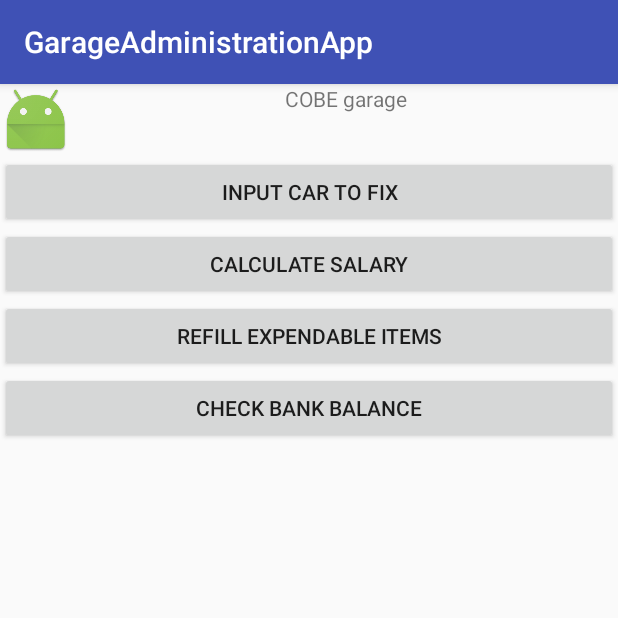
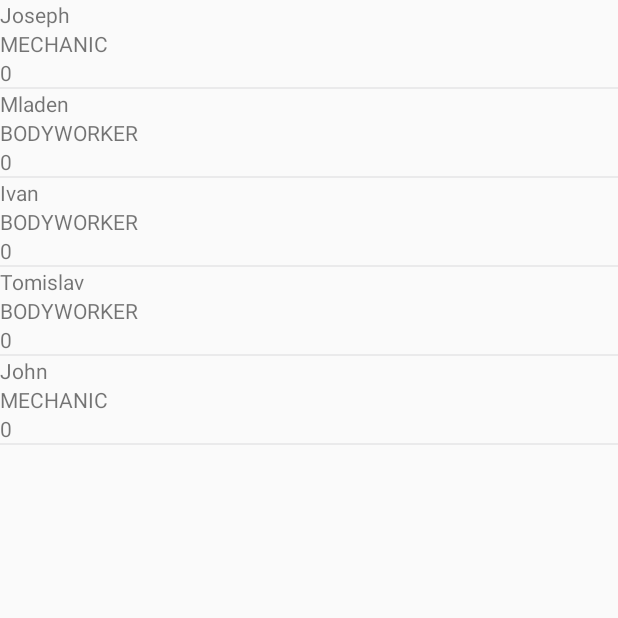
Before and after one commit to iveselin/GarageAdministrationApp, an Android app: the screen it shows after launch (MainActivity before the commit, StaffListActivity after it), after a tap on "CALCULATE SALARY", on a phone screen of 412 x 824 dp, the top half of it. Run offline under Robolectric (Android 15) with nearby library versions, the phone set to English and light mode, and no system bars.

Commit message:
implemented recyclerview on list of persons

```diff
--- a/app/build.gradle
+++ b/app/build.gradle
@@ -27,4 +27,5 @@ dependencies {
     compile 'com.android.support:appcompat-v7:26.+'
     compile 'com.android.support.constraint:constraint-layout:1.0.2'
     testCompile 'junit:junit:4.12'
+    compile 'com.android.support:recyclerview-v7:26.1.0'
 }
--- a/app/src/main/AndroidManifest.xml
+++ b/app/src/main/AndroidManifest.xml
@@ -12,7 +12,6 @@
         <activity
             android:name=".MainActivity"
             android:screenOrientation="portrait">
-
             <intent-filter>
                 <action android:name="android.intent.action.MAIN" />
 
@@ -21,6 +20,9 @@
         </activity>
         <activity
             android:name=".CarInputActivity"
+            android:screenOrientation="portrait" />
+        <activity
+            android:name=".StaffListActivity"
             android:screenOrientation="portrait"></activity>
     </application>
 
--- a/app/src/main/java/com/example/cobeosijek/garageadministrationapp/Garage.java
+++ b/app/src/main/java/com/example/cobeosijek/garageadministrationapp/Garage.java
@@ -8,6 +8,7 @@ import com.example.cobeosijek.garageadministrationapp.staff.Technician;
 import com.example.cobeosijek.garageadministrationapp.utilities.GarageCreationUtil;
 import com.example.cobeosijek.garageadministrationapp.working_on.Car;
 
+import java.io.Serializable;
 import java.util.ArrayList;
 import java.util.List;
 
@@ -16,7 +17,7 @@ import java.util.List;
  */
 // TODO: 11/10/2017 change all console outputs to appropriate outputs
 
-public class Garage {
+public class Garage implements Serializable {
 
     private List<Apprentice> apprentices = new ArrayList<>();
     private List<Technician> technicians = new ArrayList<>();
--- a/app/src/main/java/com/example/cobeosijek/garageadministrationapp/MainActivity.java
+++ b/app/src/main/java/com/example/cobeosijek/garageadministrationapp/MainActivity.java
@@ -17,6 +17,7 @@ public class MainActivity extends AppCompatActivity implements View.OnClickListe
     public static final String KEY_OWNER_NAME = "owner_name";
     public static final String KEY_OWNER_EMAIL = "owner_email";
     public static final String KEY_WORK_NEEDED = "work_needed";
+    public static final String KEY_GARAGE_SENT = "garage";
 
     Button inputCarButton, salaryCalculatorButton, refillExpendablesButton, checkBalanceButton;
     ImageView garageLogoImageView;
@@ -58,15 +59,22 @@ public class MainActivity extends AppCompatActivity implements View.OnClickListe
     public void onClick(View view) {
         switch (view.getId()) {
             case R.id.inputCarBTN:
+
                 Intent startCarInput = new Intent(getApplicationContext(), CarInputActivity.class);
                 this.startActivityForResult(startCarInput, KEY_CAR_REQUEST);
                 break;
+
             case R.id.salaryCalculatorBTN:
                 // TODO: 11/10/2017 calculate salary and show results in recycler view
+                Intent startStaffList = new Intent(getApplicationContext(), StaffListActivity.class);
+                startStaffList.putExtra(KEY_GARAGE_SENT, myGarage);
+                startActivity(startStaffList);
                 break;
+
             case R.id.refillExpendablesBTN:
                 // TODO: 11/10/2017 show a list of expendables and on long click add new items to it
                 break;
+
             case R.id.checkBalanceBTN:
                 // TODO: 11/10/2017 think how to improve this
                 Toast.makeText(this, String.format("Your current bank balance is %.2f$", myGarage.getBankBalance()), Toast.LENGTH_SHORT).show();
@@ -118,6 +126,7 @@ public class MainActivity extends AppCompatActivity implements View.OnClickListe
         String carTestOutput = String.format("%s, %s, %s", carToFix.getOwnerName(), carToFix.getOwnerEmail(), carToFix.getWorkNeeded());
         Toast.makeText(this, carTestOutput, Toast.LENGTH_SHORT).show();
 
-        // TODO: 12/10/2017 fix the carToFix
+        // TODO: 12/10/2017 fix the carToFix and display it somewhere
+
     }
 }
--- /dev/null
+++ b/app/src/main/java/com/example/cobeosijek/garageadministrationapp/PersonAdapter.java
@@ -0,0 +1,65 @@
+package com.example.cobeosijek.garageadministrationapp;
+
+import android.content.Context;
+import android.support.v7.widget.RecyclerView;
+import android.view.LayoutInflater;
+import android.view.View;
+import android.view.ViewGroup;
+import android.widget.TextView;
+
+import com.example.cobeosijek.garageadministrationapp.staff.Person;
+
+import java.util.ArrayList;
+
+/**
+ * Created by cobeosijek on 12/10/2017.
+ */
+
+public class PersonAdapter extends RecyclerView.Adapter<PersonAdapter.ViewHolder> {
+
+    ArrayList<Person> persons;
+
+    public PersonAdapter(ArrayList<Person> persons) {
+        this.persons = persons;
+    }
+
+    @Override
+    public PersonAdapter.ViewHolder onCreateViewHolder(ViewGroup parent, int viewType) {
+        Context context = parent.getContext();
+        LayoutInflater inflater = LayoutInflater.from(context);
+        View personView = inflater.inflate(R.layout.item_person, parent, false);
+        ViewHolder personViewHolder = new ViewHolder(personView);
+        return personViewHolder;
+    }
+
+    @Override
+    public void onBindViewHolder(ViewHolder holder, int position) {
+
+        Person person = persons.get(position);
+        holder.personNameTV.setText(person.getEmployeeName());
+        holder.personFieldOfWorkTV.setText(person.getFieldOFWork().toString());
+        holder.personSalaryTV.setText(String.valueOf(person.getWorkHours()));
+
+    }
+
+    @Override
+    public int getItemCount() {
+        return persons.size();
+    }
+
+    public static class ViewHolder extends RecyclerView.ViewHolder {
+
+        TextView personNameTV;
+        TextView personFieldOfWorkTV;
+        TextView personSalaryTV;
+
+
+        public ViewHolder(View itemView) {
+
+            super(itemView);
+            this.personNameTV = itemView.findViewById(R.id.personNameTV);
+            this.personFieldOfWorkTV = itemView.findViewById(R.id.personFieldOfWorkTV);
+            this.personSalaryTV = itemView.findViewById(R.id.personSalaryTV);
+        }
+    }
+}
--- /dev/null
+++ b/app/src/main/java/com/example/cobeosijek/garageadministrationapp/StaffListActivity.java
@@ -0,0 +1,54 @@
+package com.example.cobeosijek.garageadministrationapp;
+
+import android.content.Context;
+import android.os.Bundle;
+import android.support.v7.app.AppCompatActivity;
+import android.support.v7.widget.DividerItemDecoration;
+import android.support.v7.widget.LinearLayoutManager;
+import android.support.v7.widget.RecyclerView;
+
+import com.example.cobeosijek.garageadministrationapp.staff.Person;
+
+import java.util.ArrayList;
+
+public class StaffListActivity extends AppCompatActivity {
+
+    RecyclerView personListRV;
+    PersonAdapter personAdapter;
+    RecyclerView.LayoutManager layoutManager;
+    RecyclerView.ItemDecoration itemDecoration;
+
+    // TODO: 12/10/2017 implement touch
+    Garage myGarage;
+
+    @Override
+    protected void onCreate(Bundle savedInstanceState) {
+        super.onCreate(savedInstanceState);
+        setContentView(R.layout.activity_staff_list);
+        myGarage = (Garage) getIntent().getSerializableExtra(MainActivity.KEY_GARAGE_SENT);
+        setUI();
+
+
+    }
+
+    private void setUI() {
+
+        Context context = getApplicationContext();
+        personListRV = findViewById(R.id.staffListRV);
+        personAdapter = new PersonAdapter(getPeople());
+        layoutManager = new LinearLayoutManager(context);
+        itemDecoration = new DividerItemDecoration(context, DividerItemDecoration.VERTICAL);
+
+        personListRV.addItemDecoration(itemDecoration);
+        personListRV.setLayoutManager(layoutManager);
+        personListRV.setAdapter(personAdapter);
+    }
+
+    private ArrayList<Person> getPeople() {
+
+        ArrayList<Person> persons = new ArrayList<>();
+        persons.addAll(myGarage.getTechnicians());
+        persons.addAll(myGarage.getApprentices());
+        return persons;
+    }
+}
--- a/app/src/main/java/com/example/cobeosijek/garageadministrationapp/inventory/ExpendableItem.java
+++ b/app/src/main/java/com/example/cobeosijek/garageadministrationapp/inventory/ExpendableItem.java
@@ -1,12 +1,14 @@
 package com.example.cobeosijek.garageadministrationapp.inventory;
 
 import com.example.cobeosijek.garageadministrationapp.working_on.Car;
+
+import java.io.Serializable;
 
 /**
  * Created by cobeosijek on 11/10/2017.
  */
 
-public class ExpendableItem extends Item implements WorkingItem {
+public class ExpendableItem extends Item implements WorkingItem,Serializable {
     private ExpendableTypeEnum expendableType;
     private int quantityLeft;
 
--- a/app/src/main/java/com/example/cobeosijek/garageadministrationapp/inventory/Item.java
+++ b/app/src/main/java/com/example/cobeosijek/garageadministrationapp/inventory/Item.java
@@ -1,10 +1,12 @@
 package com.example.cobeosijek.garageadministrationapp.inventory;
+
+import java.io.Serializable;
 
 /**
  * Created by cobeosijek on 11/10/2017.
  */
 
-public class Item {
+public class Item implements Serializable{
 
     private String itemName;
 
--- a/app/src/main/java/com/example/cobeosijek/garageadministrationapp/inventory/ReusableItem.java
+++ b/app/src/main/java/com/example/cobeosijek/garageadministrationapp/inventory/ReusableItem.java
@@ -1,12 +1,14 @@
 package com.example.cobeosijek.garageadministrationapp.inventory;
 
 import com.example.cobeosijek.garageadministrationapp.working_on.Car;
+
+import java.io.Serializable;
 
 /**
  * Created by cobeosijek on 11/10/2017.
  */
 
-public class ReusableItem extends Item implements WorkingItem {
+public class ReusableItem extends Item implements WorkingItem,Serializable {
 
     private double sizeOfItem;
 
--- a/app/src/main/java/com/example/cobeosijek/garageadministrationapp/staff/Apprentice.java
+++ b/app/src/main/java/com/example/cobeosijek/garageadministrationapp/staff/Apprentice.java
@@ -1,17 +1,19 @@
 package com.example.cobeosijek.garageadministrationapp.staff;
 
 import com.example.cobeosijek.garageadministrationapp.working_on.Car;
+
+import java.io.Serializable;
 
 /**
  * Created by cobeosijek on 11/10/2017.
  */
 
-public class Apprentice extends Person {
+public class Apprentice extends Person implements Serializable{
     private boolean isAvailable = true;
     private static final int workCost = 50;
 
-    public Apprentice(String employeeName, FieldOfWorkEnum fieldOFWork, String accountIBAN) {
-        super(employeeName, fieldOFWork, accountIBAN);
+    public Apprentice(String employeeName, FieldOfWorkEnum fieldOFWork) {
+        super(employeeName, fieldOFWork);
     }
 
 
--- a/app/src/main/java/com/example/cobeosijek/garageadministrationapp/staff/Person.java
+++ b/app/src/main/java/com/example/cobeosijek/garageadministrationapp/staff/Person.java
@@ -1,19 +1,19 @@
 package com.example.cobeosijek.garageadministrationapp.staff;
+
+import java.io.Serializable;
 
 /**
  * Created by cobeosijek on 11/10/2017.
  */
 
-public class Person {
+public class Person implements Serializable{
     private String employeeName;
     private FieldOfWorkEnum fieldOFWork;
-    private String accountIBAN;
     private byte workHours;
 
-    Person(String employeeName, FieldOfWorkEnum fieldOFWork, String accountIBAN) {
+    public Person(String employeeName, FieldOfWorkEnum fieldOFWork) {
         this.employeeName = employeeName;
         this.fieldOFWork = fieldOFWork;
-        this.accountIBAN = accountIBAN;
         this.workHours = 0;
     }
 
@@ -23,10 +23,6 @@ public class Person {
 
     public FieldOfWorkEnum getFieldOFWork() {
         return fieldOFWork;
-    }
-
-    public String getAccountIBAN() {
-        return accountIBAN;
     }
 
     public byte getWorkHours() {
--- a/app/src/main/java/com/example/cobeosijek/garageadministrationapp/staff/Technician.java
+++ b/app/src/main/java/com/example/cobeosijek/garageadministrationapp/staff/Technician.java
@@ -5,6 +5,7 @@ import com.example.cobeosijek.garageadministrationapp.inventory.ReusableItem;
 import com.example.cobeosijek.garageadministrationapp.inventory.ReusableTypeEnum;
 import com.example.cobeosijek.garageadministrationapp.working_on.Car;
 
+import java.io.Serializable;
 import java.util.ArrayList;
 import java.util.List;
 
@@ -12,7 +13,7 @@ import java.util.List;
  * Created by cobeosijek on 11/10/2017.
  */
 
-public class Technician extends Person {
+public class Technician extends Person implements Serializable{
     private int numOfApprentices;
     private static final int workCost = 120;
 
@@ -20,8 +21,8 @@ public class Technician extends Person {
         return workCost;
     }
 
-    public Technician(String employeeName, FieldOfWorkEnum fieldOFWork, String accountIBAN, int numOfApprentices) {
-        super(employeeName, fieldOFWork, accountIBAN);
+    public Technician(String employeeName, FieldOfWorkEnum fieldOFWork, int numOfApprentices) {
+        super(employeeName, fieldOFWork);
         this.numOfApprentices = numOfApprentices;
     }
 
--- a/app/src/main/java/com/example/cobeosijek/garageadministrationapp/utilities/GarageCreationUtil.java
+++ b/app/src/main/java/com/example/cobeosijek/garageadministrationapp/utilities/GarageCreationUtil.java
@@ -23,9 +23,9 @@ public class GarageCreationUtil {
 
         List<Apprentice> apprentices = new ArrayList<>();
 
-        apprentices.add(new Apprentice("Ivan", FieldOfWorkEnum.BODYWORKER, "HR12312313"));
-        apprentices.add(new Apprentice("Tomislav", FieldOfWorkEnum.BODYWORKER, "HR123456789"));
-        apprentices.add(new Apprentice("John", FieldOfWorkEnum.MECHANIC, "HR12312313"));
+        apprentices.add(new Apprentice("Ivan", FieldOfWorkEnum.BODYWORKER));
+        apprentices.add(new Apprentice("Tomislav", FieldOfWorkEnum.BODYWORKER));
+        apprentices.add(new Apprentice("John", FieldOfWorkEnum.MECHANIC));
 
         return apprentices;
     }
@@ -34,8 +34,8 @@ public class GarageCreationUtil {
 
         List<Technician> technicians = new ArrayList<>();
 
-        technicians.add(new Technician("Joseph", FieldOfWorkEnum.MECHANIC, "HR987654321", 1));
-        technicians.add(new Technician("Mladen", FieldOfWorkEnum.BODYWORKER, "HR987654321", 2));
+        technicians.add(new Technician("Joseph", FieldOfWorkEnum.MECHANIC, 1));
+        technicians.add(new Technician("Mladen", FieldOfWorkEnum.BODYWORKER, 2));
 
         return technicians;
     }
--- /dev/null
+++ b/app/src/main/res/layout/activity_staff_list.xml
@@ -0,0 +1,15 @@
+<?xml version="1.0" encoding="utf-8"?>
+<RelativeLayout xmlns:android="http://schemas.android.com/apk/res/android"
+    xmlns:tools="http://schemas.android.com/tools"
+    android:layout_width="match_parent"
+    android:layout_height="match_parent"
+    tools:context="com.example.cobeosijek.garageadministrationapp.StaffListActivity">
+
+    <android.support.v7.widget.RecyclerView
+        android:id="@+id/staffListRV"
+        android:layout_width="match_parent"
+        android:layout_height="wrap_content">
+
+
+    </android.support.v7.widget.RecyclerView>
+</RelativeLayout>
--- /dev/null
+++ b/app/src/main/res/layout/item_person.xml
@@ -0,0 +1,24 @@
+<?xml version="1.0" encoding="utf-8"?>
+<RelativeLayout xmlns:android="http://schemas.android.com/apk/res/android"
+    android:layout_width="match_parent"
+    android:layout_height="wrap_content"
+    android:orientation="vertical">
+
+    <TextView
+        android:id="@+id/personNameTV"
+        android:layout_width="match_parent"
+        android:layout_height="wrap_content" />
+
+    <TextView
+        android:id="@+id/personFieldOfWorkTV"
+        android:layout_below="@id/personNameTV"
+        android:layout_width="match_parent"
+        android:layout_height="wrap_content" />
+
+    <TextView
+        android:id="@+id/personSalaryTV"
+        android:layout_below="@id/personFieldOfWorkTV"
+        android:layout_width="match_parent"
+        android:layout_height="wrap_content" />
+
+</RelativeLayout>
--- a/app/src/main/res/values/styles.xml
+++ b/app/src/main/res/values/styles.xml
@@ -1,7 +1,7 @@
 <resources>
 
     <!-- Base application theme. -->
-    <style name="AppTheme" parent="Theme.AppCompat.Light.DarkActionBar">
+    <style name="AppTheme" parent="Theme.AppCompat.Light.NoActionBar">
         <!-- Customize your theme here. -->
         <item name="colorPrimary">@color/colorPrimary</item>
         <item name="colorPrimaryDark">@color/colorPrimaryDark</item>
--- a/build.gradle
+++ b/build.gradle
@@ -15,6 +15,9 @@ buildscript {
 allprojects {
     repositories {
         jcenter()
+        maven{
+            url "https://maven.google.com"
+        }
     }
 }
 
```
